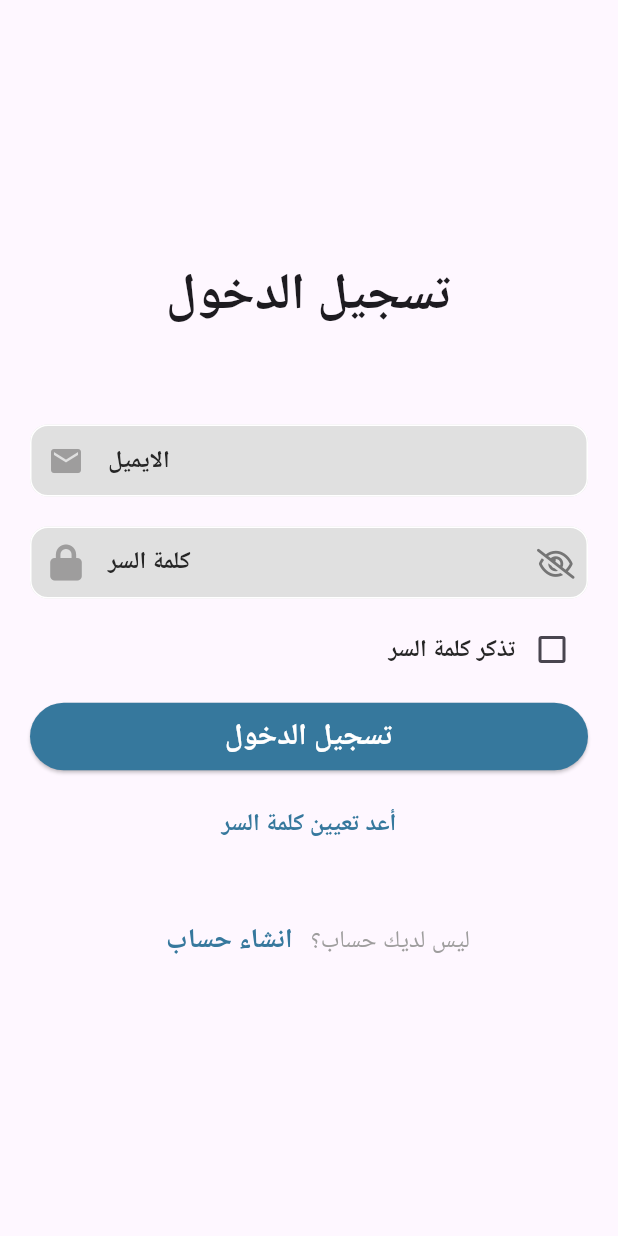
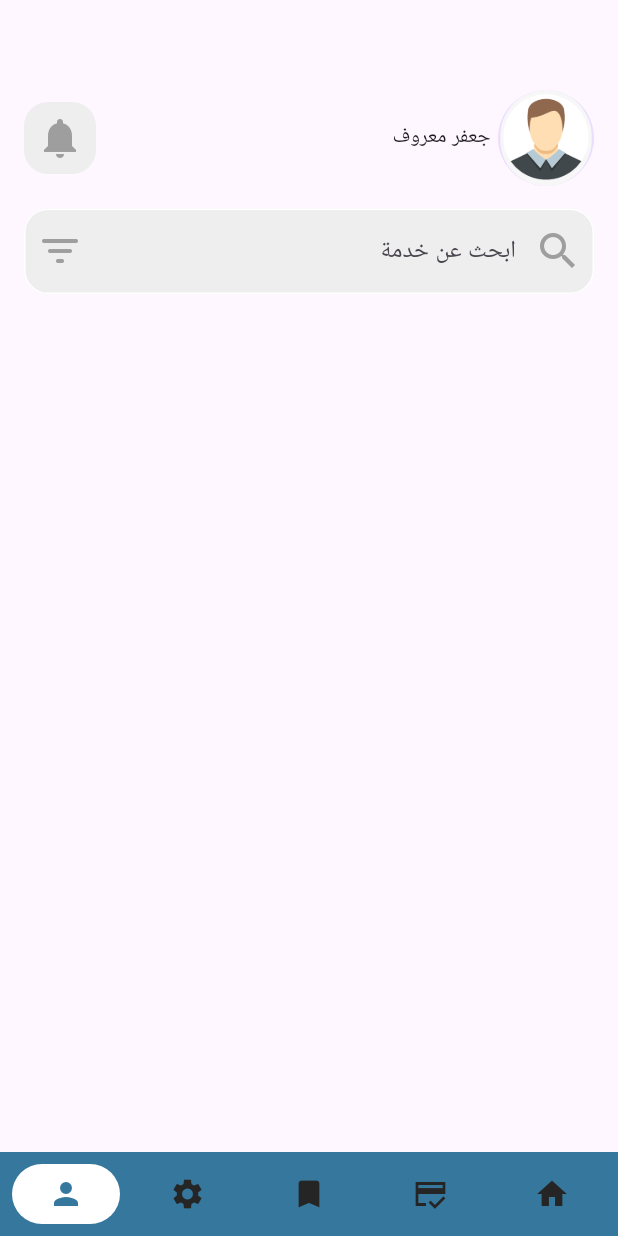
Before and after one commit to JafarKMarouf/service_provider, a Flutter app: the screen it shows after launch, on a phone screen of 412 x 824 dp. Run offline on Flutter 3.47's test engine with Material 3 defaults, Android fonts, the phone set to English and light mode, and no system bars; drawn by our look-alikes of google_nav_bar, modal_progress_hud_nsn; our stand-ins replace font_awesome_flutter.

Commit message:
create bottom nav bar using google nav bar package and navigate to screens and create in home page custome app bar and search form

```diff
--- a/lib/constant.dart
+++ b/lib/constant.dart
@@ -1,4 +1,3 @@
-
 import 'dart:ui';
 
-const kPrimaryColor =  Color(0xff62FCD7);
+const kPrimaryColor = Color(0xff36789D);
--- a/lib/main.dart
+++ b/lib/main.dart
@@ -1,6 +1,8 @@
 import 'package:flutter/material.dart';
+import 'package:freelancer_app/constant.dart';
 import 'package:freelancer_app/views/login_view.dart';
 import 'package:freelancer_app/views/register_view.dart';
+import 'package:freelancer_app/views/service_home_view.dart';
 
 void main() {
   runApp(const MyApp());
@@ -14,16 +16,15 @@ class MyApp extends StatelessWidget {
     return MaterialApp(
       debugShowCheckedModeBanner: false,
       theme: ThemeData(
-        // backgroundColor: Color(0xffF5F5F5),
-        // backgroundColor: Color(0xffF5F5F5),
-        brightness: Brightness.light,
-        fontFamily: 'Poppins'
-      ),
-      initialRoute: 'login',
+          brightness: Brightness.light,
+          fontFamily: 'Poppins',
+          primaryColorLight: kPrimaryColor),
+      initialRoute: 'home',
       // home: SignInView(),
       routes: {
-        'login' : (context) => const LoginView(),
-        'register' : (context) => const RegisterView(),
+        'login': (context) => const LoginView(),
+        'register': (context) => const RegisterView(),
+        'home': (context) => const ServiceHomeView(),
       },
     );
   }
--- /dev/null
+++ b/lib/views/bookmark_view.dart
@@ -0,0 +1,12 @@
+import 'package:flutter/material.dart';
+
+class BookmarkView extends StatelessWidget {
+  const BookmarkView({super.key});
+
+  @override
+  Widget build(BuildContext context) {
+    return const Center(
+      child: Text('Bookmark'),
+    );
+  }
+}
--- a/lib/views/freelance_view.dart
+++ /dev/null
@@ -1,10 +0,0 @@
-import 'package:flutter/material.dart';
-
-class FreelanceView extends StatelessWidget {
-  const FreelanceView({super.key});
-
-  @override
-  Widget build(BuildContext context) {
-    return const Scaffold();
-  }
-}
--- /dev/null
+++ b/lib/views/last_service.dart
@@ -0,0 +1,12 @@
+import 'package:flutter/material.dart';
+
+class LastServiceView extends StatelessWidget {
+  const LastServiceView({super.key});
+
+  @override
+  Widget build(BuildContext context) {
+    return const Center(
+      child: Text('Last Service'),
+    );
+  }
+}
--- a/lib/views/login_view.dart
+++ b/lib/views/login_view.dart
@@ -1,5 +1,6 @@
 import 'package:flutter/material.dart';
 import 'package:font_awesome_flutter/font_awesome_flutter.dart';
+import 'package:freelancer_app/constant.dart';
 import 'package:freelancer_app/views/widgets/custome_button.dart';
 import 'package:modal_progress_hud_nsn/modal_progress_hud_nsn.dart';
 
@@ -56,7 +57,7 @@ class _LoginViewState extends State<LoginView> {
                       isSuffix: false,
                       validate: (value) {
                         if (value!.isEmpty) {
-                          return  "هذا الحقل مطلوب";
+                          return "هذا الحقل مطلوب";
                         }
                         return null;
                       },
@@ -74,7 +75,7 @@ class _LoginViewState extends State<LoginView> {
                       prefixIcon: FontAwesomeIcons.lock,
                       validate: (value) {
                         if (value!.isEmpty) {
-                          return  "هذا الحقل مطلوب";
+                          return "هذا الحقل مطلوب";
                         }
                         if (value.length < 8) {
                           return 'كلمة السر يجب ان تحتوي 8 حروف على الأقل';
@@ -108,27 +109,30 @@ class _LoginViewState extends State<LoginView> {
                             color: Color(0xff252525),
                           ),
                         ),
-                        Checkbox(value: check, onChanged: (val){
-                          check = val!;
-                          setState(() {});
-                        }),
+                        Checkbox(
+                            value: check,
+                            onChanged: (val) {
+                              check = val!;
+                              setState(() {});
+                            }),
                       ],
                     ),
-
                     const SizedBox(
                       height: 10,
                     ),
                     CustomButton(
                       onTap: () {
-                        if (formKey.currentState!.validate()) {}
-                        else {
+                        if (formKey.currentState!.validate()) {
+                        } else {
                           autoValidate = AutovalidateMode.always;
                           setState(() {});
                         }
                       },
                       title: "تسجيل الدخول",
                     ),
-                    const SizedBox(height: 10,),
+                    const SizedBox(
+                      height: 10,
+                    ),
                     TextButton(
                       onPressed: () {
                         Navigator.of(context).pushReplacementNamed('');
@@ -136,16 +140,17 @@ class _LoginViewState extends State<LoginView> {
                       child: const Text(
                         'أعد تعيين كلمة السر',
                         style: TextStyle(
-                            color: Color(0xff36789D),
+                            color: kPrimaryColor,
                             fontSize: 16,
-                            fontWeight: FontWeight.bold
-                        ),
+                            fontWeight: FontWeight.bold),
                       ),
                     ),
                   ],
                 ),
               ),
-              const SizedBox(height: 30,),
+              const SizedBox(
+                height: 30,
+              ),
               Row(
                 mainAxisAlignment: MainAxisAlignment.center,
                 children: [
@@ -156,10 +161,9 @@ class _LoginViewState extends State<LoginView> {
                     child: const Text(
                       'انشاء حساب',
                       style: TextStyle(
-                          color: Color(0xff36789D),
+                          color: kPrimaryColor,
                           fontSize: 18,
-                          fontWeight: FontWeight.bold
-                      ),
+                          fontWeight: FontWeight.bold),
                       textAlign: TextAlign.right,
                     ),
                   ),
--- /dev/null
+++ b/lib/views/profile_view.dart
@@ -0,0 +1,12 @@
+import 'package:flutter/material.dart';
+
+class ProfileView extends StatelessWidget {
+  const ProfileView({super.key});
+
+  @override
+  Widget build(BuildContext context) {
+    return const Center(
+      child: Text('Profile'),
+    );
+  }
+}
--- a/lib/views/register_view.dart
+++ b/lib/views/register_view.dart
@@ -1,5 +1,6 @@
 import 'package:flutter/material.dart';
 import 'package:font_awesome_flutter/font_awesome_flutter.dart';
+import 'package:freelancer_app/constant.dart';
 import 'package:freelancer_app/views/widgets/custome_button.dart';
 import 'package:modal_progress_hud_nsn/modal_progress_hud_nsn.dart';
 import 'widgets/custome_text_form_field.dart';
@@ -64,8 +65,8 @@ class _RegisterViewState extends State<RegisterView> {
                       CustomTextFormField(
                         isSuffix: false,
                         validate: (value) {
-                          if (value!.isEmpty ) {
-                            return  "هذا الحقل مطلوب";
+                          if (value!.isEmpty) {
+                            return "هذا الحقل مطلوب";
                           }
                           return null;
                         },
@@ -83,7 +84,7 @@ class _RegisterViewState extends State<RegisterView> {
                         isSuffix: false,
                         validate: (value) {
                           if (value!.isEmpty) {
-                            return  "هذا الحقل مطلوب";
+                            return "هذا الحقل مطلوب";
                           }
                           return null;
                         },
@@ -100,7 +101,7 @@ class _RegisterViewState extends State<RegisterView> {
                         prefixIcon: Icons.lock,
                         validate: (value) {
                           if (value!.isEmpty) {
-                            return  "هذا الحقل مطلوب";
+                            return "هذا الحقل مطلوب";
                           }
                           if (value.length < 8) {
                             return 'كلمة السر يجب ان تحتوي 8 حروف على الأقل';
@@ -128,7 +129,7 @@ class _RegisterViewState extends State<RegisterView> {
                         isObsecure: passwordVisibleConfirm,
                         validate: (value) {
                           if (value!.isEmpty) {
-                            return  "هذا الحقل مطلوب";
+                            return "هذا الحقل مطلوب";
                           }
                           if (value.length < 8) {
                             return 'كلمة السر يجب ان تحتوي 8 حروف على الأقل';
@@ -154,40 +155,41 @@ class _RegisterViewState extends State<RegisterView> {
                       Row(
                         mainAxisAlignment: MainAxisAlignment.spaceBetween,
                         children: [
-                          Row(
-                              children:   [
+                          Row(children: [
                             Radio(
                               value: 1,
-                                    groupValue:userRoleType,
-                                  onChanged: (val){
+                              groupValue: userRoleType,
+                              onChanged: (val) {
                                 userRoleType = val as int;
                                 setState(() {});
                               },
                             ),
-                               const Text('Customer',style: TextStyle(
+                            const Text(
+                              'Customer',
+                              style: TextStyle(
                                   fontWeight: FontWeight.w500,
                                   fontSize: 16,
-                                   color: Color(0xff252525)
-                                ),),
-                              ]
+                                  color: Color(0xff252525)),
                             ),
-                          Row(
-                              children:   [
+                          ]),
+                          Row(children: [
                             Radio(
                               value: 2,
-                                    groupValue:userRoleType,
-                                    onChanged: (val){
+                              groupValue: userRoleType,
+                              onChanged: (val) {
                                 userRoleType = val as int;
                                 setState(() {});
                               },
                             ),
-                                const Text('Freelancer',style: TextStyle(
+                            const Text(
+                              'Freelancer',
+                              style: TextStyle(
                                 fontWeight: FontWeight.w500,
                                 fontSize: 16,
                                 color: Color(0xff252525),
-                                ),),
-                              ]
                               ),
+                            ),
+                          ]),
                         ],
                       ),
                       const SizedBox(
@@ -195,19 +197,20 @@ class _RegisterViewState extends State<RegisterView> {
                       ),
                       CustomButton(
                         onTap: () {
-                          if (formKey.currentState!.validate()) {}
-                          else {
+                          if (formKey.currentState!.validate()) {
+                          } else {
                             autoValidate = AutovalidateMode.always;
                             setState(() {});
                           }
                         },
                         title: "إنشاء حساب",
-
                       ),
                     ],
                   ),
                 ),
-                const SizedBox(height: 30,),
+                const SizedBox(
+                  height: 30,
+                ),
                 Row(
                   mainAxisAlignment: MainAxisAlignment.center,
                   children: [
@@ -218,10 +221,9 @@ class _RegisterViewState extends State<RegisterView> {
                       child: const Text(
                         'تسجيل الدخول',
                         style: TextStyle(
-                            color: Color(0xff36789D),
+                            color: kPrimaryColor,
                             fontSize: 18,
-                            fontWeight: FontWeight.bold
-                        ),
+                            fontWeight: FontWeight.bold),
                         textAlign: TextAlign.right,
                       ),
                     ),
--- /dev/null
+++ b/lib/views/service_home_view.dart
@@ -0,0 +1,69 @@
+import 'package:flutter/material.dart';
+import 'package:freelancer_app/constant.dart';
+import 'package:freelancer_app/views/last_service.dart';
+import 'package:freelancer_app/views/profile_view.dart';
+import 'package:freelancer_app/views/services_view.dart';
+import 'package:freelancer_app/views/settings.dart';
+import 'package:freelancer_app/views/bookmark_view.dart';
+import 'package:google_nav_bar/google_nav_bar.dart';
+
+class ServiceHomeView extends StatefulWidget {
+  const ServiceHomeView({super.key});
+
+  @override
+  State<ServiceHomeView> createState() => _ServiceHomeViewState();
+}
+
+class _ServiceHomeViewState extends State<ServiceHomeView> {
+  List<Widget> screens = const [
+    ProfileView(),
+    SettingsView(),
+    BookmarkView(),
+    LastServiceView(),
+    ServicesView(),
+  ];
+  int currentIndex = 4;
+
+  @override
+  Widget build(BuildContext context) {
+    return Scaffold(
+      bottomNavigationBar: Container(
+        color: kPrimaryColor,
+        child: Padding(
+          padding: const EdgeInsets.all(8.0),
+          child: GNav(
+            backgroundColor: kPrimaryColor,
+            color: const Color(0xff252525),
+            activeColor: kPrimaryColor,
+            tabBackgroundColor: Colors.white,
+            padding: const EdgeInsets.symmetric(horizontal: 24, vertical: 8),
+
+            // gap: 10,
+            onTabChange: (val) => {
+              setState(() {
+                currentIndex = val;
+              }),
+            },
+            tabs: const [
+              GButton(
+                icon: Icons.person,
+                // text: 'Home',
+              ),
+              GButton(
+                icon: Icons.settings,
+                // text: 'Posts',
+              ),
+              GButton(
+                icon: Icons.bookmark,
+                // text: 'Person',
+              ),
+              GButton(icon: Icons.credit_score_sharp),
+              GButton(icon: Icons.home),
+            ],
+          ),
+        ),
+      ),
+      body: screens[currentIndex],
+    );
+  }
+}
--- /dev/null
+++ b/lib/views/services_view.dart
@@ -0,0 +1,23 @@
+import 'package:flutter/material.dart';
+import 'package:freelancer_app/views/widgets/custome_app_bar.dart';
+import 'package:freelancer_app/views/widgets/custome_seach.dart';
+
+class ServicesView extends StatelessWidget {
+  const ServicesView({super.key});
+
+  @override
+  Widget build(BuildContext context) {
+    return const Padding(
+      padding: EdgeInsets.symmetric(horizontal: 16, vertical: 60),
+      child: Column(
+        children: [
+          CustomeAppBar(),
+          SizedBox(
+            height: 15,
+          ),
+          CustomeSearch()
+        ],
+      ),
+    );
+  }
+}
--- /dev/null
+++ b/lib/views/settings.dart
@@ -0,0 +1,12 @@
+import 'package:flutter/material.dart';
+
+class SettingsView extends StatelessWidget {
+  const SettingsView({super.key});
+
+  @override
+  Widget build(BuildContext context) {
+    return const Center(
+      child: Text('Settings'),
+    );
+  }
+}
--- /dev/null
+++ b/lib/views/widgets/custome_app_bar.dart
@@ -0,0 +1,46 @@
+import 'package:flutter/material.dart';
+
+class CustomeAppBar extends StatelessWidget {
+  const CustomeAppBar({super.key});
+
+  @override
+  Widget build(BuildContext context) {
+    return Row(
+      mainAxisAlignment: MainAxisAlignment.spaceBetween,
+      children: [
+        Container(
+          decoration: BoxDecoration(
+              borderRadius: BorderRadius.circular(16), color: Colors.grey[200]),
+          child: IconButton(
+              onPressed: () {},
+              icon: Icon(
+                Icons.notifications,
+                size: 32,
+                color: Colors.grey[500],
+              )),
+        ),
+        Row(
+          // mainAxisAlignment: MainAxisAlignment.end,
+          // crossAxisAlignment: CrossAxisAlignment.start,
+          children: [
+            const Text(
+              'جعفر معروف',
+              style: TextStyle(),
+            ),
+            const SizedBox(
+              width: 5,
+            ),
+            CircleAvatar(
+                radius: 32,
+                child: ClipRRect(
+                    borderRadius: BorderRadius.circular(50),
+                    child: Image.asset('assets/images/profile.png'))
+
+                // child: Image.asset('assets/images/profile.png'),
+                ),
+          ],
+        )
+      ],
+    );
+  }
+}
--- /dev/null
+++ b/lib/views/widgets/custome_seach.dart
@@ -0,0 +1,31 @@
+import 'package:flutter/material.dart';
+import 'package:freelancer_app/constant.dart';
+
+class CustomeSearch extends StatelessWidget {
+  const CustomeSearch({super.key});
+
+  @override
+  Widget build(BuildContext context) {
+    return TextField(
+      cursorColor: kPrimaryColor,
+      textDirection: TextDirection.rtl,
+      style: TextStyle(color: Colors.grey[800]),
+      decoration: InputDecoration(
+        suffixIcon: Icon(Icons.search, size: 32, color: Colors.grey[500]),
+        prefixIcon:
+            Icon(Icons.filter_list_rounded, color: Colors.grey[500], size: 32),
+        hintTextDirection: TextDirection.rtl,
+        hintText: 'ابحث عن خدمة',
+        border: OutlineInputBorder(borderRadius: BorderRadius.circular(16)),
+        enabledBorder: OutlineInputBorder(
+            borderRadius: BorderRadius.circular(16),
+            borderSide: const BorderSide(color: Colors.white)),
+        focusedBorder: OutlineInputBorder(
+            borderRadius: BorderRadius.circular(16),
+            borderSide: const BorderSide(color: Colors.white)),
+        filled: true,
+        fillColor: Colors.grey[200],
+      ),
+    );
+  }
+}
--- a/lib/views/widgets/custome_text_form_field.dart
+++ b/lib/views/widgets/custome_text_form_field.dart
@@ -34,32 +34,34 @@ class CustomTextFormField extends StatelessWidget {
   Widget build(BuildContext context) {
     return TextFormField(
       obscureText: isObsecure ?? false,
+      style: TextStyle(color: Colors.grey[800]),
       decoration: InputDecoration(
         label: Text(
           title,
           style: const TextStyle(
-            fontWeight: FontWeight.w600,
-            color: Color(0xff252525)
-          ),
+              fontWeight: FontWeight.w600, color: kPrimaryColor),
         ),
+        hintTextDirection: TextDirection.rtl,
         filled: true,
         fillColor: Colors.grey[300],
-        contentPadding: const EdgeInsets.symmetric(
-            horizontal: 20,
-            vertical: 2
-        ),
+        contentPadding: const EdgeInsets.symmetric(horizontal: 20, vertical: 2),
         border: buildBorder(),
         enabledBorder: buildBorder(),
-        focusedBorder: buildBorder( const Color(0xff9E9D9D)),
-        prefixIcon: Icon(prefixIcon,color: const Color(0xff9E9D9D),),
-        suffixIcon: (isSuffix) ? IconButton(
-          onPressed:onPressedSuffix ,
-          icon: Icon(
-            suffixIcon,
-            color: Colors.grey[600],
-            size: 20,
-          ),
-        ):const Text(''),
+        focusedBorder: buildBorder(const Color(0xff9E9D9D)),
+        prefixIcon: Icon(
+          prefixIcon,
+          color: const Color(0xff9E9D9D),
+        ),
+        suffixIcon: (isSuffix)
+            ? IconButton(
+                onPressed: onPressedSuffix,
+                icon: Icon(
+                  suffixIcon,
+                  color: Colors.grey[600],
+                  size: 20,
+                ),
+              )
+            : const Text(''),
         // hintText: hintText,
         hintStyle: TextStyle(
           color: Colors.grey[600],
@@ -69,10 +71,8 @@ class CustomTextFormField extends StatelessWidget {
       cursorColor: const Color(0xff36789D),
       controller: customController,
       keyboardType: type,
-      onChanged:onChange,
-      style: const TextStyle(
-        color: Colors.black
-      ),
+      onChanged: onChange,
+      // style: const TextStyle(color: Colors.black),
       onFieldSubmitted: onSubmit,
       validator: validate,
       // validator: (){
@@ -84,7 +84,9 @@ class CustomTextFormField extends StatelessWidget {
 
 OutlineInputBorder buildBorder([color]) {
   return OutlineInputBorder(
-    borderRadius: BorderRadius.circular(12, ),
+    borderRadius: BorderRadius.circular(
+      12,
+    ),
     borderSide: BorderSide(color: color ?? Colors.white),
   );
 }
```
Also changed, not shown: pubspec.yaml (+6 -9 lines), assets/images/profile.png (added), pubspec.lock. Lines whose indentation alone changed are shown as unchanged.
